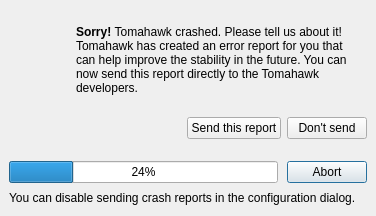
Above: src/libcrashreporter-gui/CrashReporter.ui from dschmidt/libcrashreporter-qt before the change. Below: the same form after it.
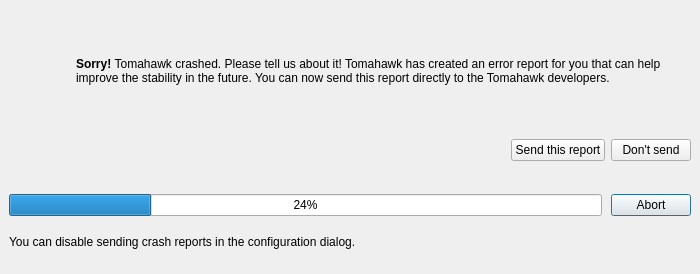
That is the form after the change.

Commit message: Display crash id after upload

```diff
--- a/src/libcrashreporter-gui/CrashReporter.ui
+++ b/src/libcrashreporter-gui/CrashReporter.ui
@@ -9,8 +9,8 @@
    <rect>
     <x>0</x>
     <y>0</y>
-    <width>376</width>
-    <height>216</height>
+    <width>700</width>
+    <height>274</height>
    </rect>
   </property>
   <property name="sizePolicy">
@@ -19,6 +19,12 @@
     <verstretch>0</verstretch>
    </sizepolicy>
   </property>
+  <property name="minimumSize">
+   <size>
+    <width>700</width>
+    <height>0</height>
+   </size>
+  </property>
   <property name="windowTitle">
    <string>Tomahawk Crash Reporter</string>
   </property>
```
The commit also changes 1 other file.
